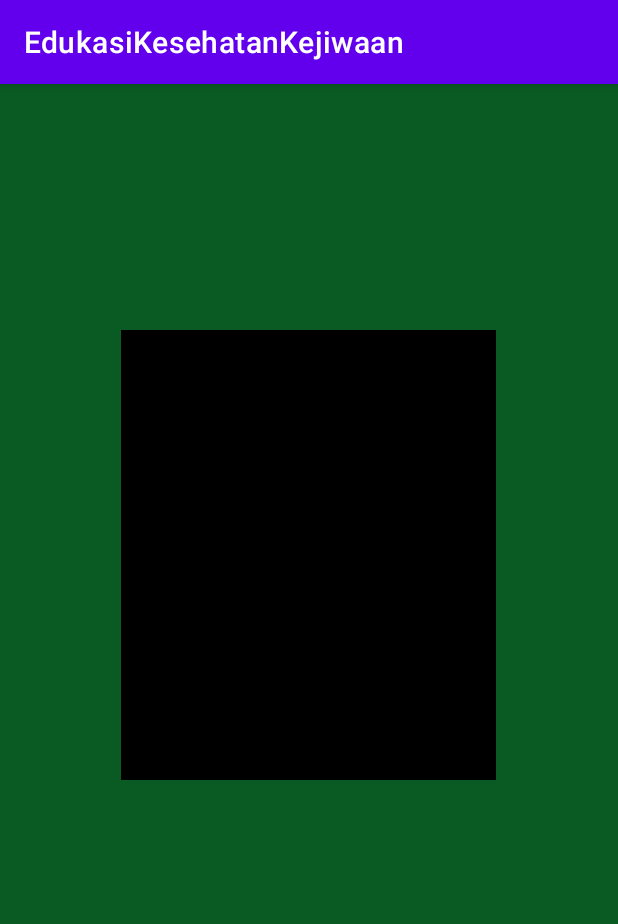
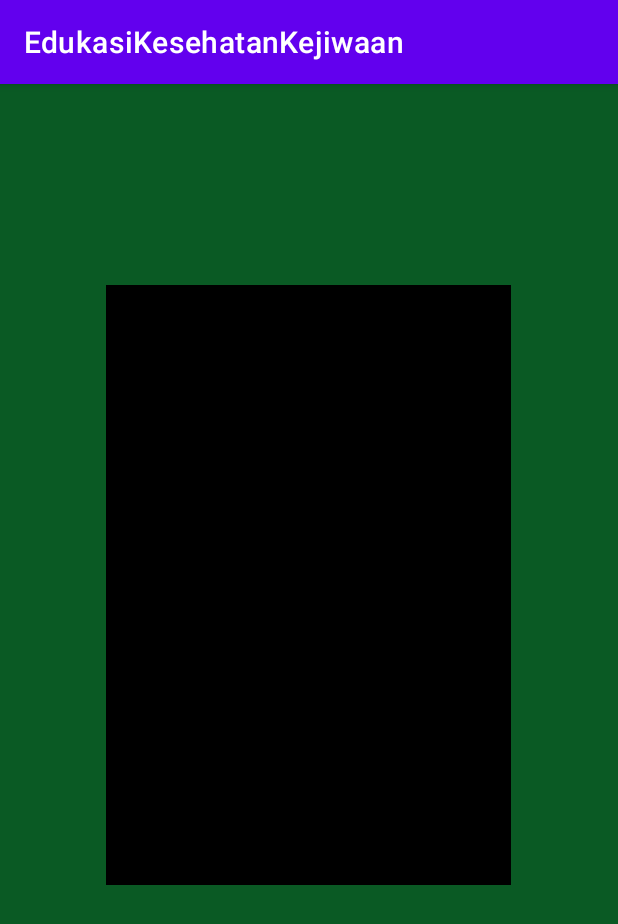
Before and after one commit to ascilku/Andorid-Java-Kotlin-edukasi-kesehatan-kejiwaan, an Android app: the first screen one second after launch (SplashScren), on a phone screen of 412 x 824 dp. Shown: the top 924 px of the screen. Run offline under Robolectric (Android 15) with nearby library versions, the phone set to English and light mode, and no system bars.

Commit message:
creating splash screen

```diff
--- a/app/src/main/res/layout/activity_splash_screen.xml
+++ b/app/src/main/res/layout/activity_splash_screen.xml
@@ -7,8 +7,8 @@
     android:layout_height="match_parent"
     tools:context=".SplashScren">
     <androidx.appcompat.widget.AppCompatImageView
-        android:layout_width="250dp"
+        android:layout_width="270dp"
         android:src="@color/black"
-        android:layout_marginTop="-70dp"
-        android:layout_height="300dp"/>
+        android:layout_marginTop="-50dp"
+        android:layout_height="400dp"/>
 </androidx.appcompat.widget.LinearLayoutCompat>
```
Also changed, not shown: 1 other file.
